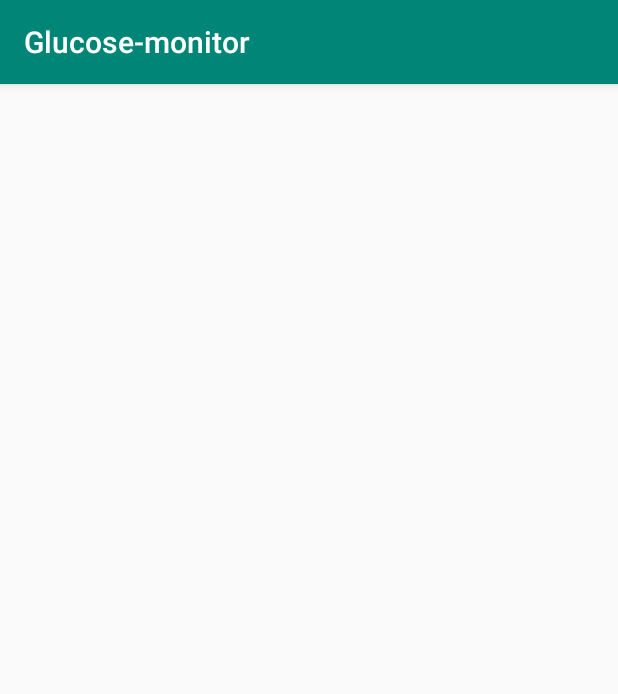
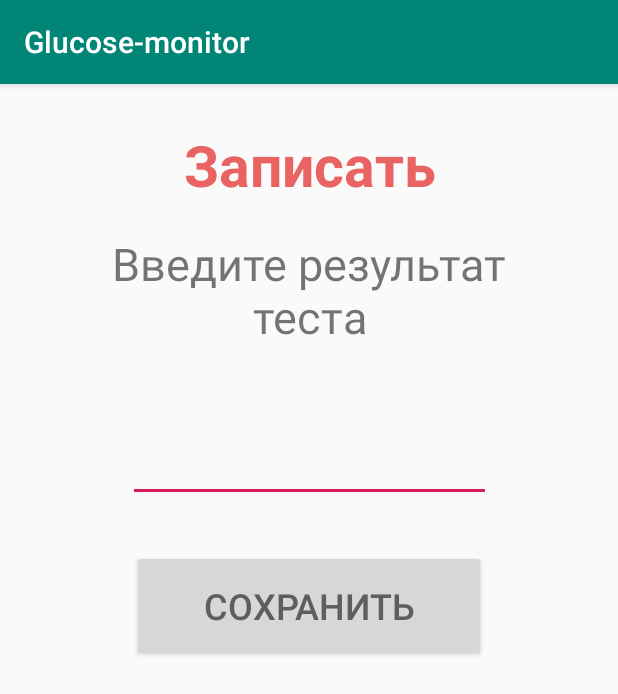
Before and after one commit to romec512/glucose-monitor, an Android app: the InputGlucoseActivity screen opened directly, with no data from a screen before it, on a phone screen of 412 x 824 dp. Shown: the top 694 px of the screen. Run offline under Robolectric (Android 15) with nearby library versions, the phone set to English and light mode, and no system bars.

Commit message:
Getting glucose value from user and writing it in file

```diff
--- a/app/src/main/java/com/example/glucose_monitor/InputGlucoseActivity.java
+++ b/app/src/main/java/com/example/glucose_monitor/InputGlucoseActivity.java
@@ -2,13 +2,42 @@ package com.example.glucose_monitor;
 
 import androidx.appcompat.app.AppCompatActivity;
 
+import android.content.Intent;
 import android.os.Bundle;
+import android.view.View;
+import android.widget.Button;
+import android.widget.EditText;
+import android.widget.Toast;
+
+import java.io.File;
+import java.text.SimpleDateFormat;
+import java.util.Date;
+
+import Classes.ArffHelper;
 
 public class InputGlucoseActivity extends AppCompatActivity {
+    private EditText glucoseValueET;
+    private Button saveGlucose;
+    private String filepath = "/storage/emulated/0/glucose-monitor/arff.arff";
 
     @Override
     protected void onCreate(Bundle savedInstanceState) {
         super.onCreate(savedInstanceState);
         setContentView(R.layout.activity_input_glucose);
+        glucoseValueET = (EditText)findViewById(R.id.glucose_value_et);
+        saveGlucose = (Button)findViewById(R.id.save_glucose_value_btn);
+        saveGlucose.setOnClickListener(new View.OnClickListener() {
+            @Override
+            public void onClick(View v) {
+                String value = glucoseValueET.getText().toString();
+                SimpleDateFormat format = new SimpleDateFormat("yyyy-MM-dd'T'HH:mm:ss");
+                String data = format.format(new Date()) + ',' + value + "\n";
+                ArffHelper.Append(filepath, data);
+                Toast.makeText(InputGlucoseActivity.this, "Значение успешно сохранено", Toast.LENGTH_LONG).show();
+                Intent mainActivity = new Intent(InputGlucoseActivity.this, MainActivity.class);
+                startActivity(mainActivity);
+                finish();
+            }
+        });
     }
 }
--- a/app/src/main/res/layout/activity_input_glucose.xml
+++ b/app/src/main/res/layout/activity_input_glucose.xml
@@ -6,4 +6,53 @@
         android:layout_height="match_parent"
         tools:context=".InputGlucoseActivity">
 
+    <TextView
+            android:id="@+id/textView2"
+            android:layout_width="236dp"
+            android:layout_height="55dp"
+            android:layout_marginTop="28dp"
+            android:text="Записать"
+            android:textAlignment="center"
+            android:textColor="#E96363"
+            android:textSize="38sp"
+            android:textStyle="bold"
+            app:layout_constraintEnd_toEndOf="parent"
+            app:layout_constraintStart_toStartOf="parent"
+            app:layout_constraintTop_toTopOf="parent" />
+
+    <TextView
+            android:id="@+id/textView3"
+            android:layout_width="311dp"
+            android:layout_height="77dp"
+            android:layout_marginTop="16dp"
+            android:text="Введите результат теста"
+            android:textAlignment="center"
+            android:textSize="30sp"
+            app:layout_constraintEnd_toEndOf="parent"
+            app:layout_constraintStart_toStartOf="parent"
+            app:layout_constraintTop_toBottomOf="@+id/textView2" />
+
+    <EditText
+            android:id="@+id/glucose_value_et"
+            android:layout_width="242dp"
+            android:layout_height="66dp"
+            android:layout_marginTop="36dp"
+            android:ems="10"
+            android:inputType="number|numberDecimal"
+            android:textSize="30sp"
+            app:layout_constraintEnd_toEndOf="parent"
+            app:layout_constraintStart_toStartOf="parent"
+            app:layout_constraintTop_toBottomOf="@+id/textView3" />
+
+    <Button
+            android:id="@+id/save_glucose_value_btn"
+            android:layout_width="236dp"
+            android:layout_height="74dp"
+            android:layout_marginTop="32dp"
+            android:text="Сохранить"
+            android:textColor="#5F5D5D"
+            android:textSize="24sp"
+            app:layout_constraintEnd_toEndOf="parent"
+            app:layout_constraintStart_toStartOf="parent"
+            app:layout_constraintTop_toBottomOf="@+id/glucose_value_et" />
 </androidx.constraintlayout.widget.ConstraintLayout>
```
